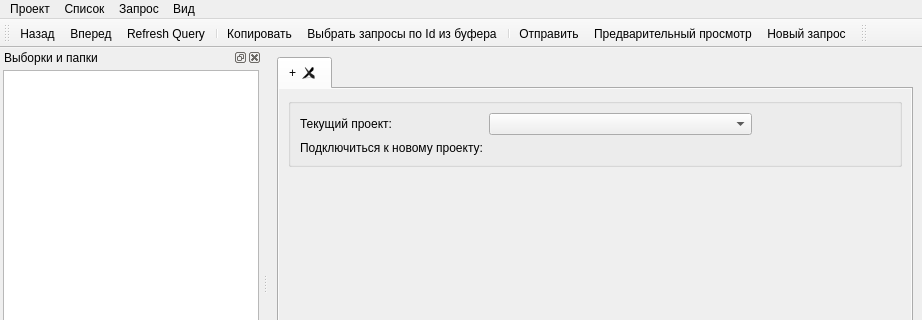
This is client/ui/tracksmain.ui in sshmakov/Traquera as Qt 5 draws it before an edit; both pictures show x 0 to 922 and y 0 to 320 of the 922 by 540 pixel window. The edited form follows.
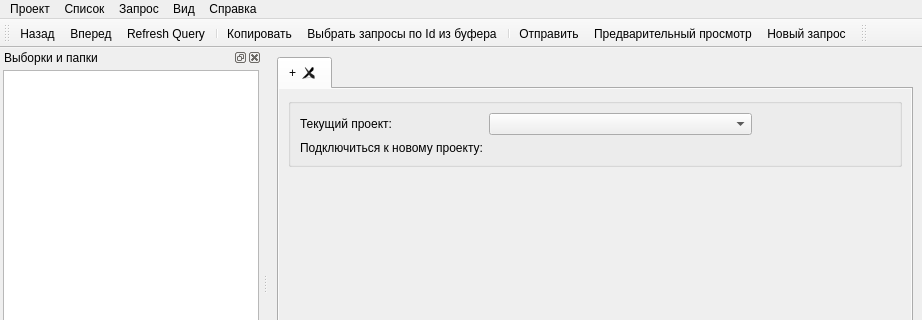
This is the edited form. Icons and pictures are not drawn.

```diff
--- a/client/ui/tracksmain.ui
+++ b/client/ui/tracksmain.ui
@@ -257,10 +257,17 @@
     <addaction name="actionNewRequest"/>
     <addaction name="actionPrint_Preview"/>
    </widget>
+   <widget class="QMenu" name="menu">
+    <property name="title">
+     <string>Справка</string>
+    </property>
+    <addaction name="actionAbout"/>
+   </widget>
    <addaction name="menuProject"/>
    <addaction name="menuQuery"/>
    <addaction name="menuRecord"/>
    <addaction name="menuView"/>
+   <addaction name="menu"/>
   </widget>
   <widget class="QDockWidget" name="dockQueries">
    <property name="features">
```
Left out of the diff: 5 changed lines with no effect on the pictures.
